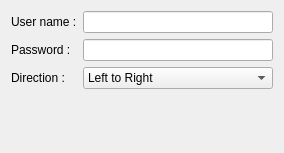
First picture: the form in src/accounts_base.ui, repository KDE/choqok, before the edit.
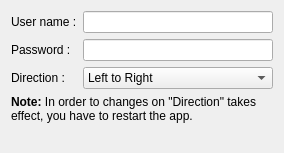
Second picture: the form after the edit. Custom widgets are drawn as their Qt base class.

The edit to the form file:
```diff
--- a/src/accounts_base.ui
+++ b/src/accounts_base.ui
@@ -82,7 +82,7 @@
    <item row="0" column="1" >
     <widget class="KLineEdit" name="kcfg_username" />
    </item>
-   <item row="3" column="0" colspan="2" >
+   <item row="4" column="0" colspan="2" >
     <spacer name="verticalSpacer" >
      <property name="orientation" >
       <enum>Qt::Vertical</enum>
@@ -95,6 +95,20 @@
      </property>
     </spacer>
    </item>
+   <item row="3" column="0" colspan="2" >
+    <widget class="QLabel" name="label" >
+     <property name="text" >
+      <string>&lt;!DOCTYPE HTML PUBLIC "-//W3C//DTD HTML 4.0//EN" "http://www.w3.org/TR/REC-html40/strict.dtd">
+&lt;html>&lt;head>&lt;meta name="qrichtext" content="1" />&lt;style type="text/css">
+p, li { white-space: pre-wrap; }
+&lt;/style>&lt;/head>&lt;body style=" font-family:'DejaVu Sans'; font-size:9pt; font-weight:400; font-style:normal;">
+&lt;p style=" margin-top:0px; margin-bottom:0px; margin-left:0px; margin-right:0px; -qt-block-indent:0; text-indent:0px;">&lt;span style=" font-weight:600;">Note:&lt;/span> In order to changes on "Direction" takes effect, you have to restart the app.&lt;/p>&lt;/body>&lt;/html></string>
+     </property>
+     <property name="wordWrap" >
+      <bool>true</bool>
+     </property>
+    </widget>
+   </item>
   </layout>
  </widget>
  <customwidgets>
```
